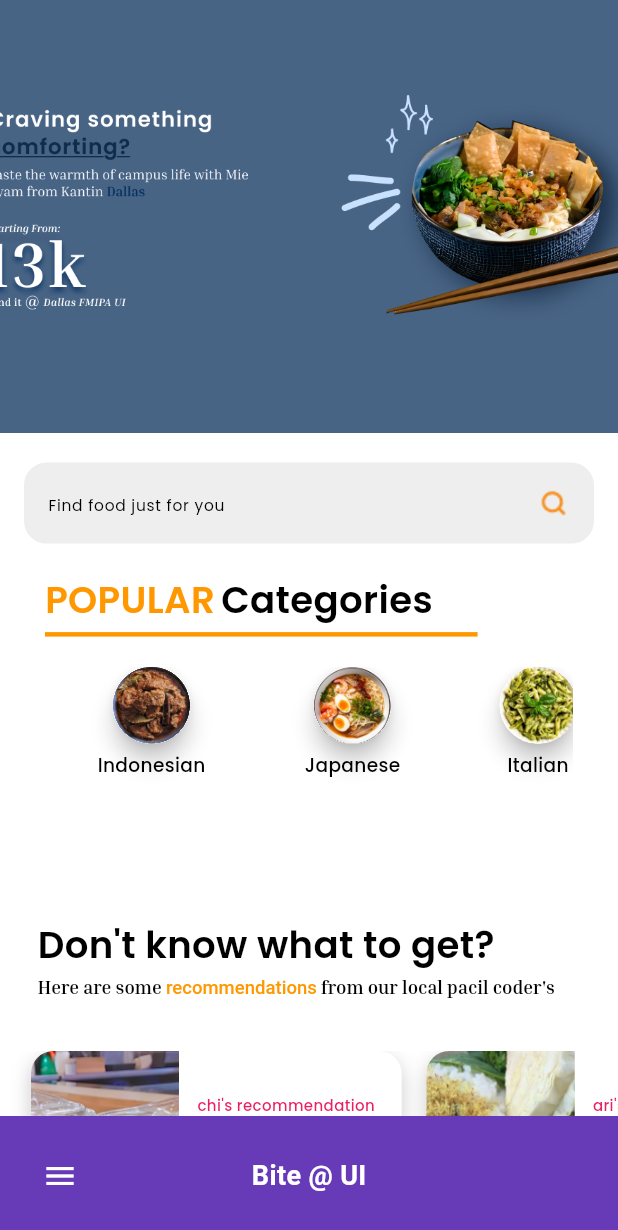
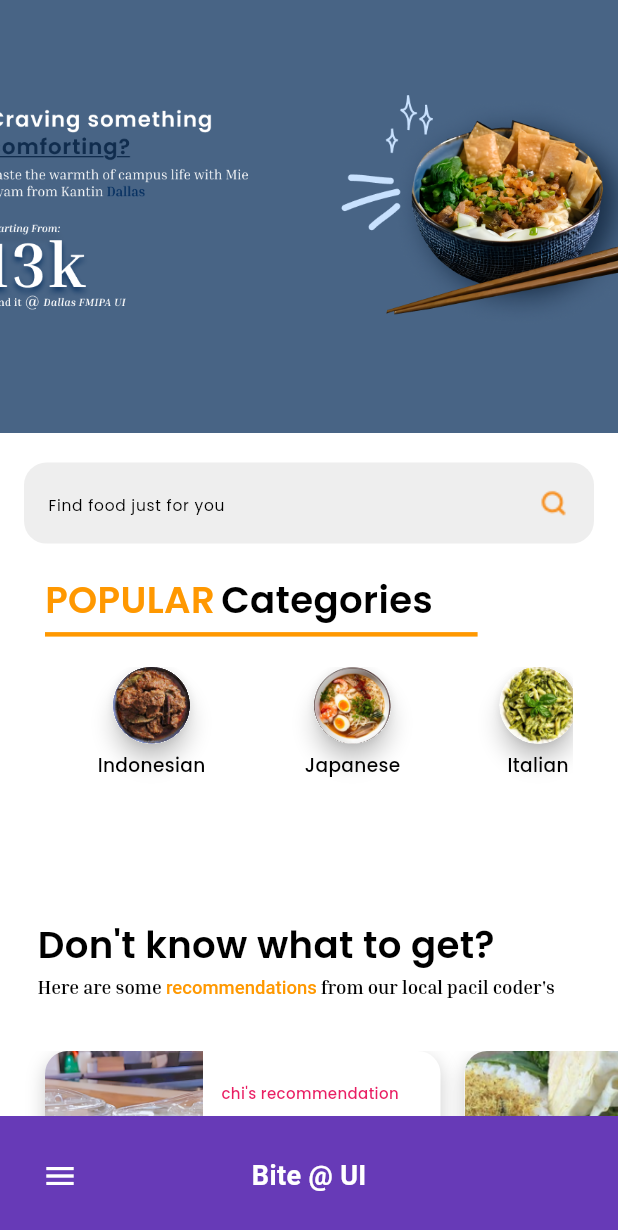
Before and after one commit to muzkii/final-project-PBP-group-K7, a Flutter app: the MyHomePage screen opened directly, on a phone screen of 412 x 824 dp. Shown: the top 1230 px of the screen. Run offline on Flutter 3.47's test engine with Material 3 defaults, Android fonts, the phone set to English and light mode, and no system bars; missing offline and left inert: pbp_django_auth.

Commit message:
:))))) flutter moment

```diff
--- a/lib/screens/menu.dart
+++ b/lib/screens/menu.dart
@@ -208,36 +208,40 @@ class MyHomePage extends StatelessWidget {
             ),
             const SizedBox(height: 35),
 
-            // reccomendation
             SizedBox(
-              height: screenHeight * 0.25, // Adjust height dynamically
+              height: 210, // Fixed height for recommendations section
               child: ListView(
                 scrollDirection: Axis.horizontal,
-                padding: EdgeInsets.symmetric(horizontal: screenWidth * 0.05),
+                padding: const EdgeInsets.symmetric(horizontal: 30.0),
                 children: [
-                  RecommendationCard(
+                  Padding(
+                    padding: const EdgeInsets.only(bottom: 20.0),
+                    child: RecommendationCard(
                       imagePath: 'assets/pictures/tomoro.png',
                       recommendationText: "chi's recommendation",
                       title: "Caramel Machiato",
                       subTitle: "TOMORO Coffee",
                       faculty: "FISIP UI",
                       price: "23k",
-                    cardWidth: screenWidth * 0.6, // Width adjusted dynamically
+                      cardWidth: cardWidth * 0.8,
                     ),
-                  SizedBox(width: screenWidth * 0.04),
-                  RecommendationCard(
+                  ),
+                  const SizedBox(width: 16),
+                  Padding(
+                    padding: const EdgeInsets.only(bottom: 20.0),
+                    child: RecommendationCard(
                       imagePath: 'assets/pictures/bebek_madura.png',
                       recommendationText: "ari's recommendation",
                       title: "Bebek Madura",
                       subTitle: "Kantin FIB",
                       faculty: "FIB UI",
                       price: "20k",
-                    cardWidth: screenWidth * 0.6,
+                      cardWidth: cardWidth * 0.8,
+                    ),
                   ),
                 ],
               ),
             ),
-
             const SizedBox(height: 10),
 
             // Hits under 15K Section
```
Lines whose indentation alone changed are shown as unchanged.
